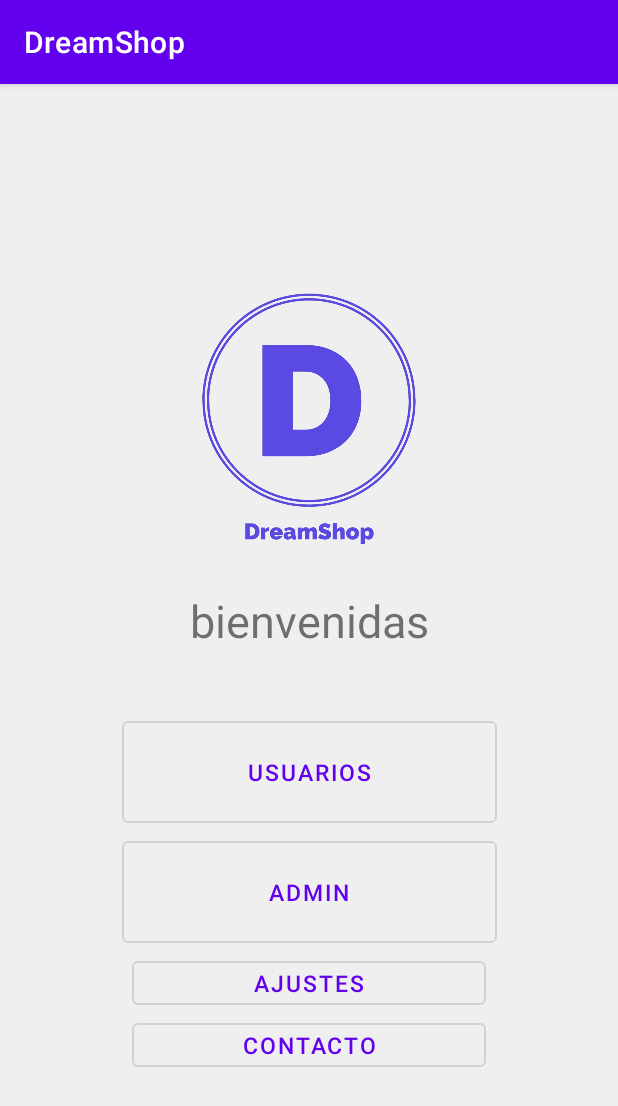
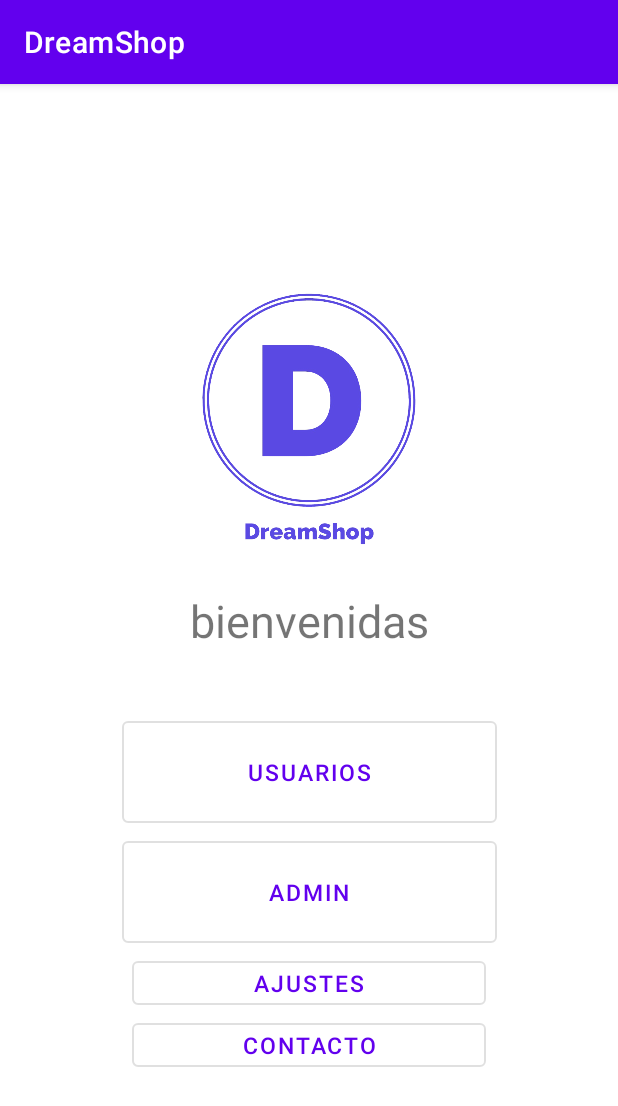
Before and after one commit to JosueAlvarado50/DreamShopApp, an Android app: the screen it shows after launch (HomeActivity), on a phone screen of 412 x 824 dp. Shown: the top 1106 px of the screen. Run offline under Robolectric (Android 15) with nearby library versions, the phone set to English and light mode, and no system bars.

Commit message:
imagen y modo oscuro
se agrego una imagen y se corrigió el modo oscuro

```diff
--- a/DreamShop/app/src/main/res/layout/activity_home.xml
+++ b/DreamShop/app/src/main/res/layout/activity_home.xml
@@ -4,18 +4,17 @@
     xmlns:tools="http://schemas.android.com/tools"
     android:layout_width="match_parent"
     android:layout_height="match_parent"
-    android:background="@color/fondo"
-    >
+    android:background="@android:color/transparent">
 
     <LinearLayout
         android:layout_width="358dp"
         android:layout_height="712dp"
+        android:background="@android:color/transparent"
         android:gravity="center"
         android:orientation="vertical"
         app:layout_constraintBottom_toBottomOf="parent"
         app:layout_constraintEnd_toEndOf="parent"
         app:layout_constraintStart_toStartOf="parent"
-        android:background="@color/fondo"
         app:layout_constraintTop_toTopOf="parent">
 
         <ImageView
@@ -65,6 +64,7 @@
             android:layout_height="41dp"
             android:text="@string/settings"
             android:textSize="15dp" />
+
         <Button
             android:id="@+id/Contacto"
             style="@style/Widget.MaterialComponents.Button.OutlinedButton"
```
Also changed, not shown: DreamShop/app/src/main/res/drawable-v24/logodream.jpg (deleted), DreamShop/app/src/main/res/drawable-v24/logodream.png (added).
